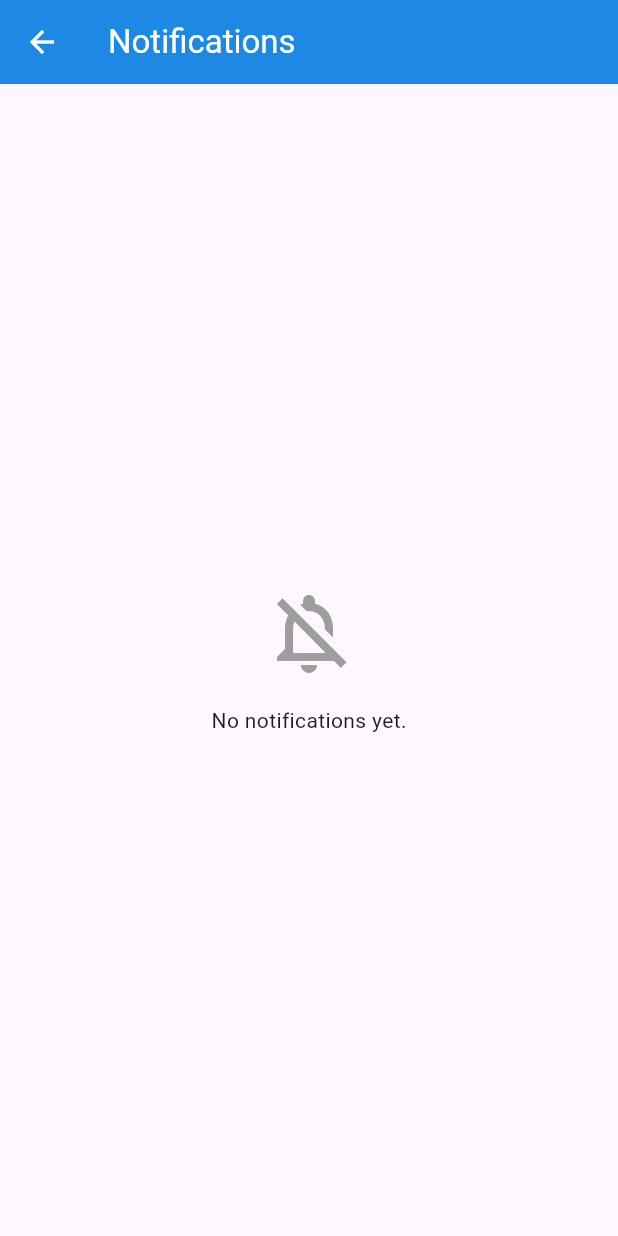
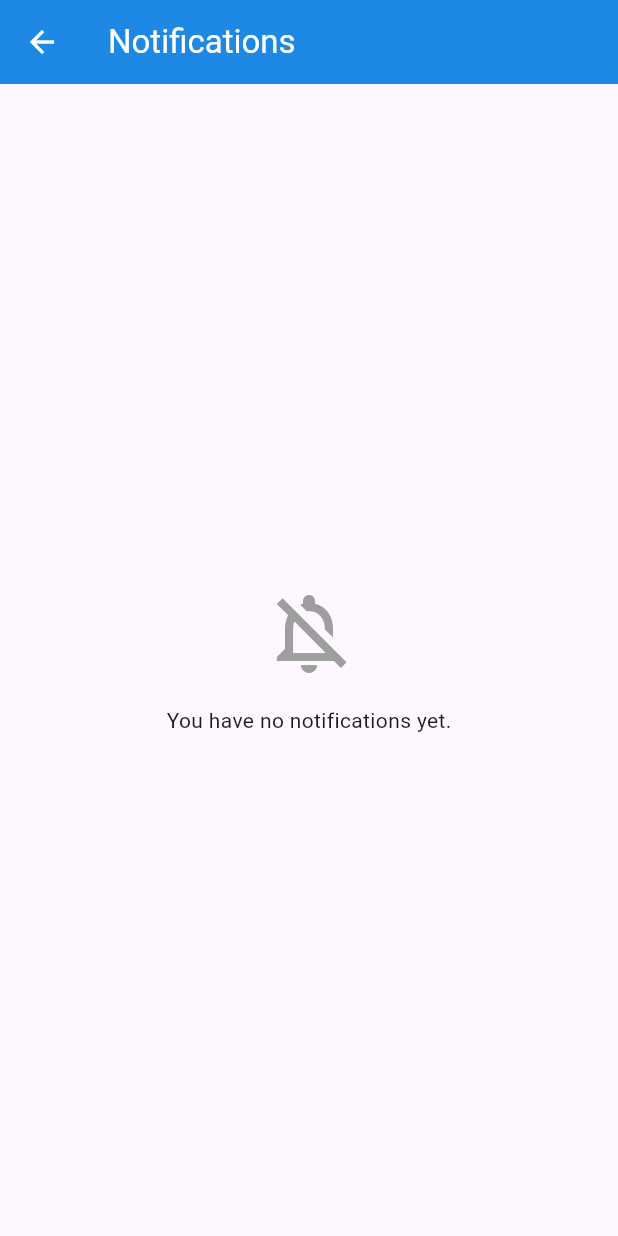
Before and after one commit to gauri-8/Acadmate, a Flutter app: the screen it shows once a user with an empty profile is signed in, after a tap on the "inbox" icon, on a phone screen of 412 x 824 dp. Run offline on Flutter 3.47's test engine with Material 3 defaults, Android fonts, the light colour scheme and no system bars; our stand-ins replace cloud_firestore, firebase_auth, firebase_core, google_sign_in; missing offline and left inert: flutter_pdfview; accounts and stored records are empty.

Commit message:
notifications system fixes

```diff
--- a/lib/notifications_page.dart
+++ b/lib/notifications_page.dart
@@ -1,5 +1,6 @@
 import 'package:flutter/material.dart';
 import 'package:firebase_auth/firebase_auth.dart';
+import 'package:cloud_firestore/cloud_firestore.dart';
 import 'package:intl/intl.dart';
 import 'services/firestore_service.dart';
 import 'models/notification.dart' as app_notification;
@@ -7,18 +8,24 @@ import 'models/notification.dart' as app_notification;
 class NotificationsPage extends StatelessWidget {
   const NotificationsPage({super.key});
 
+  Future<String?> _getUserRole(String userId) async {
+    try {
+      final doc = await FirebaseFirestore.instance.collection('users').doc(userId).get();
+      return doc.data()?['role'];
+    } catch (e) {
+      debugPrint("Error getting user role: $e");
+      return 'student'; // Default to student on error
+    }
+  }
+
   @override
   Widget build(BuildContext context) {
     final user = FirebaseAuth.instance.currentUser;
 
     if (user == null) {
       return Scaffold(
-        appBar: AppBar(
-          title: const Text("Notifications"),
-        ),
-        body: const Center(
-          child: Text("You need to be logged in to see notifications."),
-        ),
+        appBar: AppBar(title: const Text("Notifications")),
+        body: const Center(child: Text("You need to be logged in.")),
       );
     }
 
@@ -28,8 +35,26 @@ class NotificationsPage extends StatelessWidget {
         backgroundColor: Colors.blue[600],
         foregroundColor: Colors.white,
       ),
-      body: StreamBuilder<List<app_notification.Notification>>(
-        stream: FirestoreService.getUserNotifications(user.uid),
+      body: FutureBuilder<String?>(
+        future: _getUserRole(user.uid),
+        builder: (context, roleSnapshot) {
+          if (roleSnapshot.connectionState == ConnectionState.waiting) {
+            return const Center(child: CircularProgressIndicator());
+          }
+
+          final role = roleSnapshot.data ?? 'student';
+
+          // Show "Sent" for teachers, "Inbox" for students/CRs
+          final stream = (role == 'teacher')
+              ? FirestoreService.getSentNotifications(user.uid)
+              : FirestoreService.getUserNotifications(user.uid);
+
+          final emptyMessage = (role == 'teacher')
+              ? "You haven't sent any notifications yet."
+              : "You have no notifications yet.";
+
+          return StreamBuilder<List<app_notification.Notification>>(
+            stream: stream,
             builder: (context, snapshot) {
               if (snapshot.connectionState == ConnectionState.waiting) {
                 return const Center(child: CircularProgressIndicator());
@@ -38,13 +63,13 @@ class NotificationsPage extends StatelessWidget {
                 return Center(child: Text("Error: ${snapshot.error}"));
               }
               if (!snapshot.hasData || snapshot.data!.isEmpty) {
-            return const Center(
+                return Center(
                   child: Column(
                     mainAxisAlignment: MainAxisAlignment.center,
                     children: [
-                  Icon(Icons.notifications_off_outlined, size: 64, color: Colors.grey),
-                  SizedBox(height: 16),
-                  Text("No notifications yet."),
+                      const Icon(Icons.notifications_off_outlined, size: 64, color: Colors.grey),
+                      const SizedBox(height: 16),
+                      Text(emptyMessage),
                     ],
                   ),
                 );
@@ -93,6 +118,8 @@ class NotificationsPage extends StatelessWidget {
                 },
               );
             },
+          );
+        },
       ),
     );
   }
```
Also changed, not shown: lib/home_page.dart (+62 -21 lines), lib/services/firestore_service.dart (+16 -0 lines), 1 other file. Lines whose indentation alone changed are shown as unchanged.
